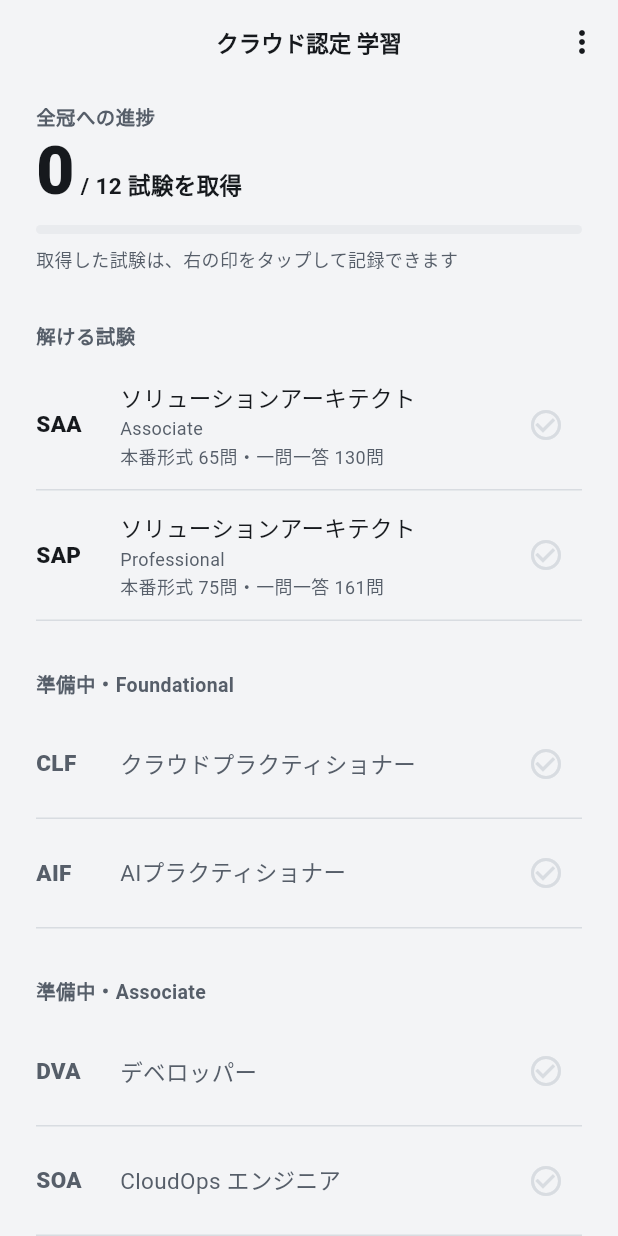
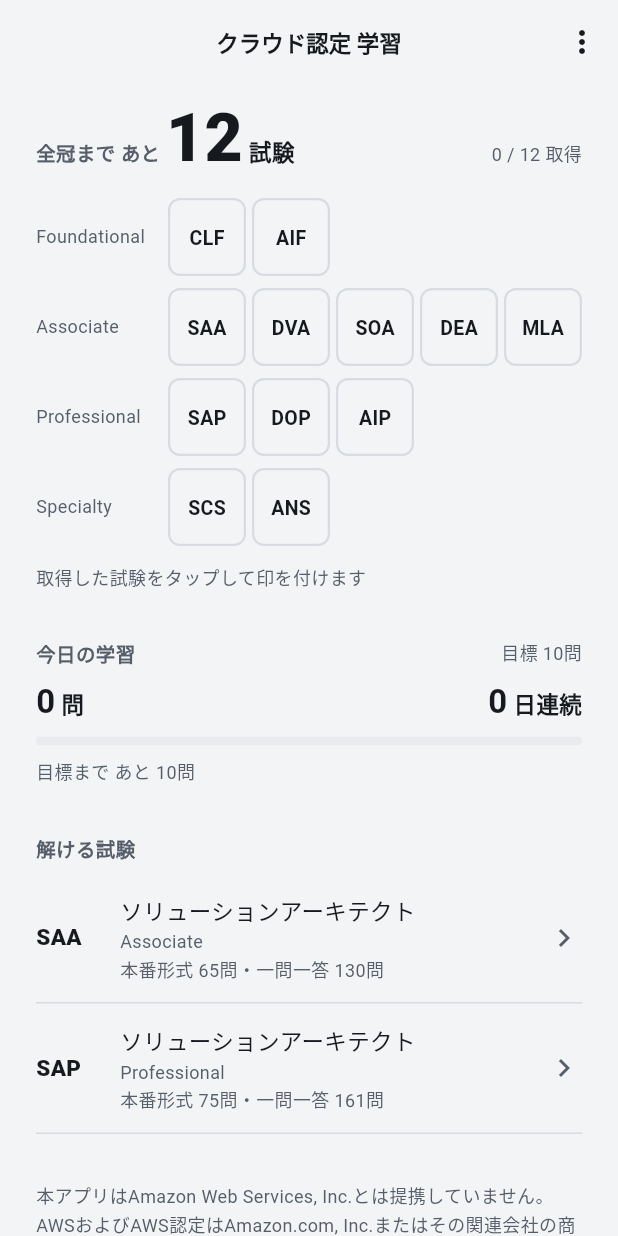
Before and after one commit to TMando616/aws_quiz, a Flutter app: the screen it shows after launch, on a phone screen of 412 x 824 dp. Run offline on Flutter 3.47's test engine with Material 3 defaults, Android fonts, the phone set to English and light mode, and no system bars; our stand-ins replace google_mobile_ads, material_ui, shared_preferences, sqflite; missing offline and left inert: app_tracking_transparency; accounts and stored records are empty.

Commit message:
ホームを作り直し：一番上に全冠ボード（全試験をレベル別に並べ、タップで取得済みの印。印を付けた瞬間だけ判子の動き）、今日の学習（問題数・連続日数・1日10問の目標）。準備中の一覧はボードに統合。DESIGN.md のモーションを3か所に。開発用に DEBUG_CERTIFIED を追加
Co-Authored-By: Claude Opus 5.5 <noreply@anthropic.com>

```diff
--- a/lib/screens/home_screen.dart
+++ b/lib/screens/home_screen.dart
@@ -10,6 +10,7 @@ import '../data/study_repository.dart';
 import '../logic/mock_builder.dart';
 import '../models/exam.dart';
 import '../theme/app_tokens.dart';
+import '../widgets/certification_board.dart';
 import '../widgets/design_parts.dart';
 import '../widgets/explanation_view.dart';
 import '../widgets/related_questions_buttons.dart';
@@ -19,7 +20,7 @@ import 'mock_result_screen.dart';
 import 'mock_screen.dart';
 import 'quiz_screen.dart';
 
-/// ホーム。全冠への進捗と、全試験をレベル別に並べる
+/// ホーム。全冠ボード（全試験と取得済みの印）、今日の学習、解ける試験の順に並べる
 class HomeScreen extends StatefulWidget {
   const HomeScreen({super.key});
 
@@ -52,9 +53,12 @@ class _ExamSummary {
 }
 
 class _HomeData {
-  const _HomeData(this.summaries, this.certified);
+  const _HomeData(this.summaries, this.certified, this.activity);
 
   final List<_ExamSummary> summaries;
+
+  /// 今日の回答数と連続日数
+  final DailyActivity activity;
 
   /// 取得済みの試験ID → 印をつけた日
   final Map<String, DateTime> certified;
@@ -83,6 +87,7 @@ class _HomeScreenState extends State<HomeScreen> {
   /// 開発用：起動後に自動で画面を進める（シミュレーターの画面確認用。デバッグビルドだけで効く）
   /// `--dart-define=DEBUG_ROUTE=exam` で試験トップ、`quiz` で出題画面、`explanation` で解説、`explanation-end` で解説の末尾、`mock` で模試、`mock-result` で模試の結果、`about` で「このアプリについて」、`drill` で一問一答まで進む（`drill-answered` はさらに1問目に自動で回答する。`quiz-selected` は出題画面で1問目の A を選んだ状態にする）
   static const _debugRoute = String.fromEnvironment('DEBUG_ROUTE');
+  static const _debugCertified = String.fromEnvironment('DEBUG_CERTIFIED');
 
   Future<void> _openDebugRoute(_HomeData data) async {
     if (_debugRoute == 'drill' || _debugRoute == 'drill-answered') {
@@ -228,7 +233,20 @@ class _HomeScreenState extends State<HomeScreen> {
       );
     }
     _certified = await _certRepo.load();
-    return _HomeData(summaries, _certified);
+    // 開発用：`--dart-define=DEBUG_CERTIFIED=clf,saa` で取得済みの見た目を確かめる（保存はしない）
+    if (kDebugMode && _debugCertified.isNotEmpty) {
+      _certified = {
+        ..._certified,
+        for (final id in _debugCertified.split(',')) id: DateTime.now(),
+      };
+    }
+    var activity = DailyActivity.empty;
+    try {
+      activity = await study?.dailyActivity() ?? DailyActivity.empty;
+    } catch (e) {
+      debugPrint('今日の学習を集計できませんでした: $e');
+    }
+    return _HomeData(summaries, _certified, activity);
   }
 
   Future<void> _toggleCertified(Exam exam) async {
@@ -282,9 +300,6 @@ class _HomeScreenState extends State<HomeScreen> {
             return const Center(child: CircularProgressIndicator());
           }
           final summaries = snapshot.data!.summaries;
-          final certifiedCount = summaries
-              .where((s) => _certified.containsKey(s.exam.id))
-              .length;
           final t = context.tokens;
           return ListView(
             padding: EdgeInsets.fromLTRB(
@@ -294,32 +309,18 @@ class _HomeScreenState extends State<HomeScreen> {
               t.space7,
             ),
             children: [
-              _ProgressCard(certified: certifiedCount, total: summaries.length),
-              // 一番大事なのは「問題を解く」ことなので、問題のある試験を先に出す
+              // 全冠を目指すアプリなので、全試験と取得済みの印を一番上に置く
+              CertificationBoard(
+                exams: [for (final s in summaries) s.exam],
+                certified: _certified.keys.toSet(),
+                onToggle: _toggleCertified,
+              ),
+              SizedBox(height: t.space6),
+              _TodayActivity(snapshot.data!.activity),
+              // 問題を解く入口。問題を収録している試験だけ並べる（ほかの試験はボードに出ている）
               const _LevelHeader('解ける試験'),
               for (final s in summaries.where((s) => s.ready))
-                _ExamCard(
-                  summary: s,
-                  certified: _certified.containsKey(s.exam.id),
-                  onTap: () => _openExam(s.exam),
-                  onToggleCertified: () => _toggleCertified(s.exam),
-                ),
-              // 準備中の試験はレベル別に並べる（全冠の一覧として、取得済みの印は付けられる）
-              for (final level in ExamLevel.values)
-                if (summaries.any(
-                  (s) => !s.ready && s.exam.level == level,
-                )) ...[
-                  _LevelHeader('準備中・${level.label}'),
-                  for (final s in summaries.where(
-                    (s) => !s.ready && s.exam.level == level,
-                  ))
-                    _ExamCard(
-                      summary: s,
-                      certified: _certified.containsKey(s.exam.id),
-                      onTap: null,
-                      onToggleCertified: () => _toggleCertified(s.exam),
-                    ),
-                ],
+                _ExamCard(summary: s, onTap: () => _openExam(s.exam)),
               SizedBox(height: t.space6),
               Text(AppInfo.trademarkNotice, style: t.caption),
             ],
@@ -330,38 +331,55 @@ class _HomeScreenState extends State<HomeScreen> {
   }
 }
 
-/// 全冠への進捗
-class _ProgressCard extends StatelessWidget {
-  const _ProgressCard({required this.certified, required this.total});
+/// 今日の学習。回答数と連続日数、1日の目標に対する進み具合
+class _TodayActivity extends StatelessWidget {
+  const _TodayActivity(this.activity);
 
-  final int certified;
-  final int total;
+  final DailyActivity activity;
 
   @override
   Widget build(BuildContext context) {
     final t = context.tokens;
-    final done = total > 0 && certified >= total;
+    final goal = t.dailyGoal;
+    final count = activity.todayCount;
+    final numberStyle = t.numeric(t.title);
+    final unitStyle = t.body.copyWith(fontWeight: FontWeight.w700);
     // カードにせず、背景の上に数字とバーを直接置く（カードは問題のカードだけ）
     return Column(
       crossAxisAlignment: CrossAxisAlignment.stretch,
       children: [
-        Text(done ? '全冠達成' : '全冠への進捗', style: t.label),
-        SizedBox(height: t.space1),
-        Text.rich(
-          TextSpan(
-            children: [
-              TextSpan(text: '$certified', style: t.display),
+        SectionLabel('今日の学習', trailing: '目標 $goal問'),
+        Row(
+          crossAxisAlignment: CrossAxisAlignment.baseline,
+          textBaseline: TextBaseline.alphabetic,
+          children: [
+            Expanded(
+              child: Text.rich(
+                TextSpan(
+                  children: [
+                    TextSpan(text: '$count', style: numberStyle),
+                    TextSpan(text: ' 問', style: unitStyle),
+                  ],
+                ),
+              ),
+            ),
+            Text.rich(
               TextSpan(
-                text: ' / $total 試験を取得',
-                style: t.numeric(t.body.copyWith(fontWeight: FontWeight.w700)),
+                children: [
+                  TextSpan(text: '${activity.streakDays}', style: numberStyle),
+                  TextSpan(text: ' 日連続', style: unitStyle),
+                ],
               ),
-            ],
-          ),
+            ),
+          ],
         ),
-        SizedBox(height: t.space3),
-        ThinBar(value: total == 0 ? 0 : certified / total),
         SizedBox(height: t.space2),
-        Text('取得した試験は、右の印をタップして記録できます', style: t.caption),
+        ThinBar(value: count / goal),
+        SizedBox(height: t.space2),
+        Text(
+          count >= goal ? '今日の目標に到達' : '目標まで あと ${goal - count}問',
+          style: t.numeric(t.caption),
+        ),
       ],
     );
   }
@@ -383,19 +401,10 @@ class _LevelHeader extends StatelessWidget {
 }
 
 class _ExamCard extends StatelessWidget {
-  const _ExamCard({
-    required this.summary,
-    required this.certified,
-    required this.onTap,
-    required this.onToggleCertified,
-  });
+  const _ExamCard({required this.summary, required this.onTap});
 
   final _ExamSummary summary;
-  final bool certified;
-
-  /// null なら準備中でタップできない
-  final VoidCallback? onTap;
-  final VoidCallback onToggleCertified;
+  final VoidCallback onTap;
 
   @override
   Widget build(BuildContext context) {
@@ -459,14 +468,8 @@ class _ExamCard extends StatelessWidget {
                 ],
               ),
             ),
-            IconButton(
-              onPressed: onToggleCertified,
-              tooltip: certified ? '取得済みの印を外す' : '取得済みにする',
-              icon: Icon(
-                certified ? Icons.verified : Icons.check_circle_outline,
-                color: certified ? t.ink : t.hairline,
-              ),
-            ),
+            SizedBox(width: t.space2),
+            Icon(Icons.chevron_right, color: t.textSecondary),
           ],
         ),
       ),
--- a/lib/theme/app_tokens.dart
+++ b/lib/theme/app_tokens.dart
@@ -80,6 +80,14 @@ class AppTokens extends ThemeExtension<AppTokens> {
 
   /// カードをめくるときに横にずらす量（画面の幅に対する割合）
   double get cardFlipShift => 0.12;
+
+  /// 全冠ボードで取得済みの印を付けたとき、判子を押すように縮んで止まる時間と、動き始めの大きさ
+  Duration get stamp => const Duration(milliseconds: 240);
+  double get stampScale => 1.15;
+
+  // ---------- 学習の目標 ----------
+  /// 1日の目標の問題数（通勤の片道 3〜5 分で一問一答を解き切れる数）
+  int get dailyGoal => 10;
 
   // ---------- 文字 ----------
   static const _tabular = [FontFeature.tabularFigures()];
--- /dev/null
+++ b/lib/widgets/certification_board.dart
@@ -0,0 +1,195 @@
+import 'package:material_ui/material_ui.dart';
+
+import '../models/exam.dart';
+import '../theme/app_tokens.dart';
+
+/// ホームの主役。全試験をレベル別の行に並べ、取得した試験を墨で塗る（DESIGN.md 1章「全冠ボード」）
+///
+/// 枠をタップすると取得済みの印を付け外しする。印を付けた瞬間だけ、判子を押すように縮んで止まる
+class CertificationBoard extends StatelessWidget {
+  const CertificationBoard({
+    super.key,
+    required this.exams,
+    required this.certified,
+    required this.onToggle,
+  });
+
+  final List<Exam> exams;
+
+  /// 取得済みの試験ID
+  final Set<String> certified;
+  final ValueChanged<Exam> onToggle;
+
+  @override
+  Widget build(BuildContext context) {
+    final t = context.tokens;
+    final total = exams.length;
+    final done = exams.where((e) => certified.contains(e.id)).length;
+    final remaining = total - done;
+    final levels = [
+      for (final level in ExamLevel.values)
+        if (exams.any((e) => e.level == level)) level,
+    ];
+    // 一番多いレベルの試験数に合わせて枠の幅をそろえ、行をまたいで縦の列がそろうようにする
+    final maxPerRow = levels
+        .map((l) => exams.where((e) => e.level == l).length)
+        .fold(0, (a, b) => a > b ? a : b);
+
+    return Column(
+      crossAxisAlignment: CrossAxisAlignment.stretch,
+      children: [
+        Row(
+          crossAxisAlignment: CrossAxisAlignment.baseline,
+          textBaseline: TextBaseline.alphabetic,
+          children: [
+            Expanded(
+              child: remaining == 0
+                  ? Text('全冠達成', style: t.title)
+                  : Text.rich(
+                      TextSpan(
+                        children: [
+                          TextSpan(text: '全冠まで あと ', style: t.label),
+                          TextSpan(text: '$remaining', style: t.display),
+                          TextSpan(
+                            text: ' 試験',
+                            style: t.body.copyWith(fontWeight: FontWeight.w700),
+                          ),
+                        ],
+                      ),
+                    ),
+            ),
+            Text(
+              '$done / $total 取得',
+              style: t.numeric(t.caption.copyWith(color: t.textSecondary)),
+            ),
+          ],
+        ),
+        SizedBox(height: t.space4),
+        LayoutBuilder(
+          builder: (context, constraints) {
+            // 「Foundational」が1行に収まる幅＋枠との間
+            final labelWidth = t.space7 + t.space6 + t.space2;
+            final cellWidth =
+                (constraints.maxWidth -
+                    labelWidth -
+                    t.space1 * (maxPerRow - 1)) /
+                maxPerRow;
+            return Column(
+              children: [
+                for (final (i, level) in levels.indexed) ...[
+                  if (i > 0) SizedBox(height: t.space2),
+                  Row(
+                    children: [
+                      SizedBox(
+                        width: labelWidth,
+                        child: Padding(
+                          padding: EdgeInsets.only(right: t.space2),
+                          child: Text(level.label, style: t.caption),
+                        ),
+                      ),
+                      for (final (j, exam)
+                          in exams.where((e) => e.level == level).indexed) ...[
+                        if (j > 0) SizedBox(width: t.space1),
+                        SizedBox(
+                          width: cellWidth,
+                          child: _BoardCell(
+                            exam: exam,
+                            certified: certified.contains(exam.id),
+                            onTap: () => onToggle(exam),
+                          ),
+                        ),
+                      ],
+                    ],
+                  ),
+                ],
+              ],
+            );
+          },
+        ),
+        SizedBox(height: t.space3),
+        Text('取得した試験をタップして印を付けます', style: t.caption),
+      ],
+    );
+  }
+}
+
+/// ボードの1枠。取得済みは墨の塗り、未取得は線だけ
+class _BoardCell extends StatefulWidget {
+  const _BoardCell({
+    required this.exam,
+    required this.certified,
+    required this.onTap,
+  });
+
+  final Exam exam;
+  final bool certified;
+  final VoidCallback onTap;
+
+  @override
+  State<_BoardCell> createState() => _BoardCellState();
+}
+
+class _BoardCellState extends State<_BoardCell>
+    with SingleTickerProviderStateMixin {
+  // 0 → 1 で、大きめの位置から元の大きさに縮んで止まる（判子を押す動き）
+  late final _stamp = AnimationController(vsync: this, value: 1);
+
+  @override
+  void didUpdateWidget(covariant _BoardCell oldWidget) {
+    super.didUpdateWidget(oldWidget);
+    // 印を付けた瞬間だけ動かす（画面を開いたときや、印を外したときは動かさない）
+    if (!oldWidget.certified && widget.certified) {
+      _stamp
+        ..duration = context.tokens.stamp
+        ..forward(from: 0);
+    }
+  }
+
+  @override
+  void dispose() {
+    _stamp.dispose();
+    super.dispose();
+  }
+
+  @override
+  Widget build(BuildContext context) {
+    final t = context.tokens;
+    final certified = widget.certified;
+    return Semantics(
+      button: true,
+      label:
+          '${widget.exam.shortName} ${certified ? '取得済み。タップで印を外す' : '未取得。タップで取得済みにする'}',
+      excludeSemantics: true,
+      child: ScaleTransition(
+        scale: Tween(
+          begin: t.stampScale,
+          end: 1.0,
+        ).animate(CurvedAnimation(parent: _stamp, curve: Curves.easeOutCubic)),
+        child: Material(
+          color: certified ? t.ink : t.background,
+          shape: RoundedRectangleBorder(
+            borderRadius: BorderRadius.circular(t.radiusSmall),
+            side: certified
+                ? BorderSide.none
+                : BorderSide(color: t.hairline, width: t.borderControl),
+          ),
+          child: InkWell(
+            onTap: widget.onTap,
+            borderRadius: BorderRadius.circular(t.radiusSmall),
+            child: SizedBox(
+              height: t.tapTarget,
+              child: Center(
+                child: Text(
+                  widget.exam.shortName,
+                  style: t.label.copyWith(
+                    color: certified ? t.onInk : t.textPrimary,
+                  ),
+                ),
+              ),
+            ),
+          ),
+        ),
+      ),
+    );
+  }
+}
```
Also changed, not shown: lib/data/study_repository.dart (+44 -0 lines), 6 other files.
